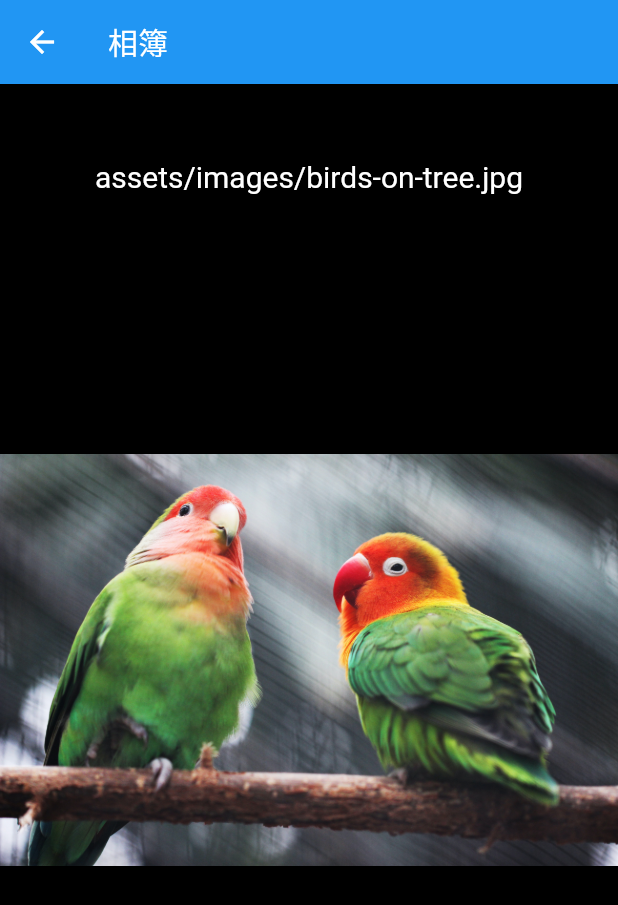
After one commit to tpps89305/flutter_playground, a Flutter app: the GalleryPage screen opened by its route, on a phone screen of 412 x 824 dp. The commit adds this screen. Shown: the top 905 px of the screen. Run offline on Flutter 3.47's test engine with Material 2 defaults, Android fonts, the phone set to English and light mode, and no system bars; drawn by our look-alikes of photo_view; our stand-ins replace fluttertoast, numberpicker.

Commit message:
Add gallery page

```diff
--- a/lib/constants.dart
+++ b/lib/constants.dart
@@ -13,6 +13,13 @@ class Constants {
     list.add(ContentItem("轉輪", route: NavigationRoutes.numberPickerPage));
     list.add(ContentItem("複選清單", route: NavigationRoutes.checkboxesListPage));
     list.add(ContentItem("圖片瀏覽", route: NavigationRoutes.imageBrowserPage));
+    list.add(ContentItem("相簿", route: NavigationRoutes.galleryPage));
     return list;
   }
+
+  static const images = [
+    "assets/images/birds-on-tree.jpg",
+    "assets/images/moon.jpg",
+    "assets/images/building.jpg"
+  ];
 }
--- /dev/null
+++ b/lib/gallery_page.dart
@@ -0,0 +1,94 @@
+import 'package:flutter/material.dart';
+import 'package:flutter_playground/constants.dart';
+import 'package:photo_view/photo_view.dart';
+import 'package:photo_view/photo_view_gallery.dart';
+
+class GalleryPage extends StatelessWidget {
+  const GalleryPage({Key? key}) : super(key: key);
+
+  @override
+  Widget build(BuildContext context) {
+    final _gallery = _GalleryWrapper(
+        globalKey: GlobalKey<_GalleryWrapperState>(),
+        images: Constants.images,
+        backgroundDecoration: const BoxDecoration(color: Colors.black),
+        initialIndex: 0,
+        minScale: 0.1,
+        maxScale: 2,
+        scrollDirection: Axis.horizontal);
+
+    return Scaffold(
+      backgroundColor: Colors.black,
+      appBar: AppBar(title: const Text("相簿")),
+      body: _gallery,
+    );
+  }
+}
+
+class _GalleryWrapper extends StatefulWidget {
+  final GlobalKey<_GalleryWrapperState> globalKey;
+  List<String> images;
+  BoxDecoration backgroundDecoration;
+  int? initialIndex;
+  double? minScale;
+  double? maxScale;
+  Axis scrollDirection;
+  int? imageIndex;
+
+  _GalleryWrapper(
+      {required this.globalKey,
+      required this.images,
+      required this.backgroundDecoration,
+      required this.initialIndex,
+      required this.minScale,
+      required this.maxScale,
+      required this.scrollDirection})
+      : super(key: globalKey) {
+    imageIndex = initialIndex;
+  }
+
+  @override
+  _GalleryWrapperState createState() => _GalleryWrapperState();
+}
+
+class _GalleryWrapperState extends State<_GalleryWrapper> {
+  PhotoViewGalleryPageOptions _buildItem(BuildContext context, int index) {
+    return PhotoViewGalleryPageOptions(
+        imageProvider: AssetImage(widget.images[index]),
+        initialScale: PhotoViewComputedScale.contained,
+        minScale: widget.minScale,
+        maxScale: widget.maxScale);
+  }
+
+  void _onPageChange(int index) {
+    setState(() {
+      widget.imageIndex = index;
+    });
+  }
+
+  @override
+  Widget build(BuildContext context) {
+    return Stack(
+      alignment: Alignment.topCenter,
+      children: [
+        PhotoViewGallery.builder(
+          itemCount: widget.images.length,
+          builder: _buildItem,
+          scrollPhysics: const BouncingScrollPhysics(),
+          enableRotation: true,
+          backgroundDecoration: widget.backgroundDecoration,
+          pageController: PageController(initialPage: widget.initialIndex!),
+          onPageChanged: _onPageChange,
+          scrollDirection: widget.scrollDirection,
+        ),
+        Container(
+          margin: const EdgeInsets.all(50),
+          child: Text(
+            Constants.images[widget.imageIndex!],
+            style: const TextStyle(color: Colors.white, fontSize: 20),
+          ),
+        )
+      ],
+    );
+  }
+}
--- a/lib/image_browser_page.dart
+++ b/lib/image_browser_page.dart
@@ -1,18 +1,14 @@
 import 'package:flutter/material.dart';
+import 'package:flutter_playground/constants.dart';
 
 class ImageBrowserPage extends StatelessWidget {
-  static const images = [
-    "assets/images/birds-on-tree.jpg",
-    "assets/images/moon.jpg",
-    "assets/images/building.jpg"
-  ];
 
-  ImageBrowserPage({Key? key}) : super(key: key);
+  const ImageBrowserPage({Key? key}) : super(key: key);
 
   @override
   Widget build(BuildContext context) {
     var imageBrowser = _ImageBrowser(
-        globalKey: GlobalKey<_ImageBrowserState>(), images: images);
+        globalKey: GlobalKey<_ImageBrowserState>(), images: Constants.images);
     final buttonPrevious = IconButton(
         onPressed: () {
           imageBrowser.previousImage();
--- a/lib/main.dart
+++ b/lib/main.dart
@@ -3,6 +3,7 @@ import 'package:flutter_playground/button_page.dart';
 import 'package:flutter_playground/checkbox_list_page.dart';
 import 'package:flutter_playground/contents_page.dart';
 import 'package:flutter_playground/dropdown_button_page.dart';
+import 'package:flutter_playground/gallery_page.dart';
 import 'package:flutter_playground/image_browser_page.dart';
 import 'package:flutter_playground/navigation_routes.dart';
 import 'package:flutter_playground/number_picker_page.dart';
@@ -29,7 +30,8 @@ class MyApp extends StatelessWidget {
     NavigationRoutes.radioListPage: (context) => const RadioListPage(),
     NavigationRoutes.numberPickerPage: (context) => const NumberPickerPage(),
     NavigationRoutes.checkboxesListPage: (context) => const CheckboxListPage(),
-    NavigationRoutes.imageBrowserPage:(context) => ImageBrowserPage()
+    NavigationRoutes.imageBrowserPage:(context) => const ImageBrowserPage(),
+    NavigationRoutes.galleryPage:(context) => const GalleryPage()
   };
 
   @override
--- a/lib/navigation_routes.dart
+++ b/lib/navigation_routes.dart
@@ -8,4 +8,5 @@ class NavigationRoutes {
   static const String numberPickerPage = "numberPicker";
   static const String checkboxesListPage = "checkboxesList";
   static const String imageBrowserPage = "imageBrowser";
+  static const String galleryPage = "gallery";
 }
--- a/pubspec.yaml
+++ b/pubspec.yaml
@@ -31,6 +31,7 @@ dependencies:
     sdk: flutter
   fluttertoast:
   numberpicker:
+  photo_view:
 
   # The following adds the Cupertino Icons font to your application.
   # Use with the CupertinoIcons class for iOS style icons.
```
Also changed, not shown: pubspec.lock.
